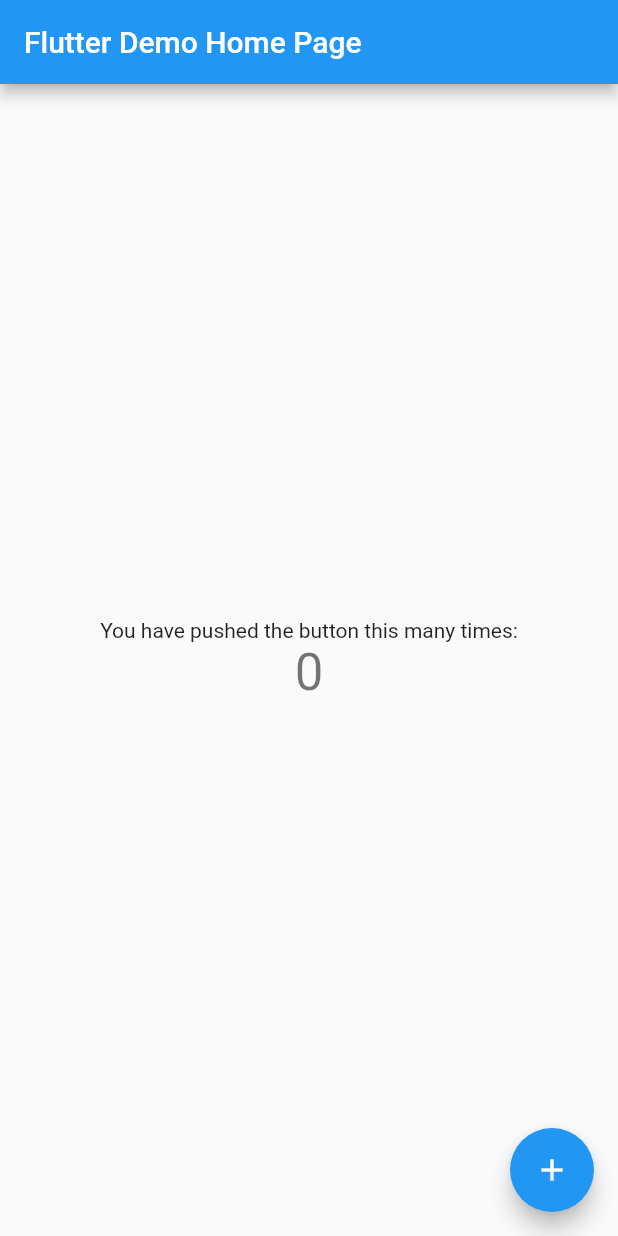
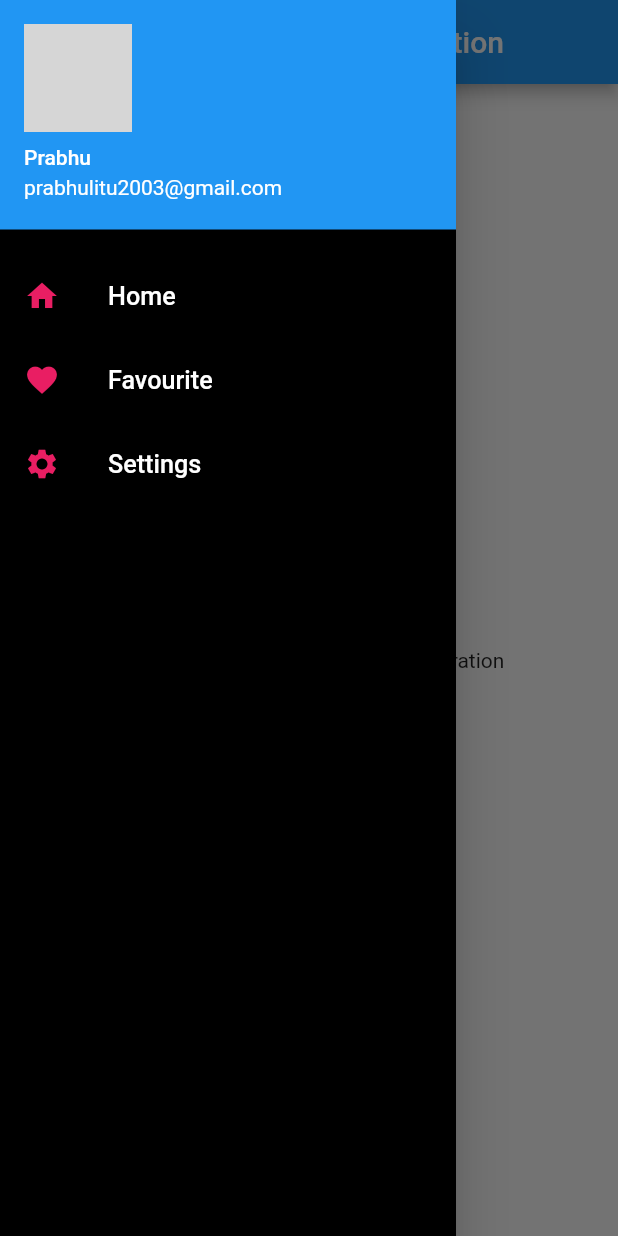
Before and after one commit to PRABHU-OFFICIAL/drawer_app, a Flutter app: the screen it shows after launch, with the side drawer open (before the commit the screen has no drawer), on a phone screen of 412 x 824 dp. Run offline on Flutter 3.47's test engine with Material 2 defaults, Android fonts, the phone set to English and light mode, and no system bars; network calls fail; grey boxes are pictures that could not be loaded.

Commit message:
Final Commit

```diff
--- /dev/null
+++ b/lib/drawer.dart
@@ -0,0 +1,63 @@
+// ignore_for_file: prefer_const_constructors
+
+import 'package:flutter/material.dart';
+
+class MyDrawer extends StatelessWidget {
+  const MyDrawer({super.key});
+
+  @override
+  Widget build(BuildContext context) {
+    return Drawer(
+      backgroundColor: Colors.black,
+      child: ListView(
+        padding: EdgeInsets.zero,
+        // ignore: prefer_const_literals_to_create_immutables
+        children: [
+          const DrawerHeader(
+            padding: EdgeInsets.zero,
+            child: UserAccountsDrawerHeader(
+              accountName: Text("Prabhu"),
+              accountEmail: Text("prabhulitu2003@gmail.com"),
+              currentAccountPicture: CircleAvatar(
+                  backgroundImage: NetworkImage(
+                      "https://avatars.githubusercontent.com/u/72146816?v=4")),
+            ),
+          ),
+          ListTile(
+            leading: Icon(
+              Icons.home,
+              color: Colors.pink,
+            ),
+            title: Text(
+              "Home",
+              textScaleFactor: 1.2,
+              style: TextStyle(color: Colors.white),
+            ),
+          ),
+          ListTile(
+            leading: Icon(
+              Icons.favorite_outlined,
+              color: Colors.pink,
+            ),
+            title: Text(
+              "Favourite",
+              textScaleFactor: 1.2,
+              style: TextStyle(color: Colors.white),
+            ),
+          ),
+          ListTile(
+            leading: Icon(
+              Icons.settings,
+              color: Colors.pink,
+            ),
+            title: Text(
+              "Settings",
+              textScaleFactor: 1.2,
+              style: TextStyle(color: Colors.white),
+            ),
+          ),
+        ],
+      ),
+    );
+  }
+}
--- a/lib/main.dart
+++ b/lib/main.dart
@@ -1,4 +1,5 @@
 import 'package:flutter/material.dart';
+import 'drawer.dart';
 
 void main() {
   runApp(const MyApp());
@@ -11,105 +12,14 @@ class MyApp extends StatelessWidget {
   @override
   Widget build(BuildContext context) {
     return MaterialApp(
-      title: 'Flutter Demo',
-      theme: ThemeData(
-        // This is the theme of your application.
-        //
-        // Try running your application with "flutter run". You'll see the
-        // application has a blue toolbar. Then, without quitting the app, try
-        // changing the primarySwatch below to Colors.green and then invoke
-        // "hot reload" (press "r" in the console where you ran "flutter run",
-        // or simply save your changes to "hot reload" in a Flutter IDE).
-        // Notice that the counter didn't reset back to zero; the application
-        // is not restarted.
-        primarySwatch: Colors.blue,
+      home: Scaffold(
+        appBar: AppBar(
+          title: const Text("Flutter Drawer Demonstration"),
+        ),
+        body: const Center(
+            child: Text("Welcome to Flutter Drawer Demonstration")),
+        drawer: const MyDrawer(),
       ),
-      home: const MyHomePage(title: 'Flutter Demo Home Page'),
     );
   }
 }
-
-class MyHomePage extends StatefulWidget {
-  const MyHomePage({super.key, required this.title});
-
-  // This widget is the home page of your application. It is stateful, meaning
-  // that it has a State object (defined below) that contains fields that affect
-  // how it looks.
-
-  // This class is the configuration for the state. It holds the values (in this
-  // case the title) provided by the parent (in this case the App widget) and
-  // used by the build method of the State. Fields in a Widget subclass are
-  // always marked "final".
-
-  final String title;
-
-  @override
-  State<MyHomePage> createState() => _MyHomePageState();
-}
-
-class _MyHomePageState extends State<MyHomePage> {
-  int _counter = 0;
-
-  void _incrementCounter() {
-    setState(() {
-      // This call to setState tells the Flutter framework that something has
-      // changed in this State, which causes it to rerun the build method below
-      // so that the display can reflect the updated values. If we changed
-      // _counter without calling setState(), then the build method would not be
-      // called again, and so nothing would appear to happen.
-      _counter++;
-    });
-  }
-
-  @override
-  Widget build(BuildContext context) {
-    // This method is rerun every time setState is called, for instance as done
-    // by the _incrementCounter method above.
-    //
-    // The Flutter framework has been optimized to make rerunning build methods
-    // fast, so that you can just rebuild anything that needs updating rather
-    // than having to individually change instances of widgets.
-    return Scaffold(
-      appBar: AppBar(
-        // Here we take the value from the MyHomePage object that was created by
-        // the App.build method, and use it to set our appbar title.
-        title: Text(widget.title),
-      ),
-      body: Center(
-        // Center is a layout widget. It takes a single child and positions it
-        // in the middle of the parent.
-        child: Column(
-          // Column is also a layout widget. It takes a list of children and
-          // arranges them vertically. By default, it sizes itself to fit its
-          // children horizontally, and tries to be as tall as its parent.
-          //
-          // Invoke "debug painting" (press "p" in the console, choose the
-          // "Toggle Debug Paint" action from the Flutter Inspector in Android
-          // Studio, or the "Toggle Debug Paint" command in Visual Studio Code)
-          // to see the wireframe for each widget.
-          //
-          // Column has various properties to control how it sizes itself and
-          // how it positions its children. Here we use mainAxisAlignment to
-          // center the children vertically; the main axis here is the vertical
-          // axis because Columns are vertical (the cross axis would be
-          // horizontal).
-          mainAxisAlignment: MainAxisAlignment.center,
-          children: <Widget>[
-            const Text(
-              'You have pushed the button this many times:',
-            ),
-            Text(
-              '$_counter',
-              style: Theme.of(context).textTheme.headlineMedium,
-            ),
-          ],
-        ),
-      ),
-      floatingActionButton: FloatingActionButton(
-        onPressed: _incrementCounter,
-        tooltip: 'Increment',
-        child: const Icon(Icons.add),
-      ), // This trailing comma makes auto-formatting nicer for build methods.
-    );
-  }
-}
```
